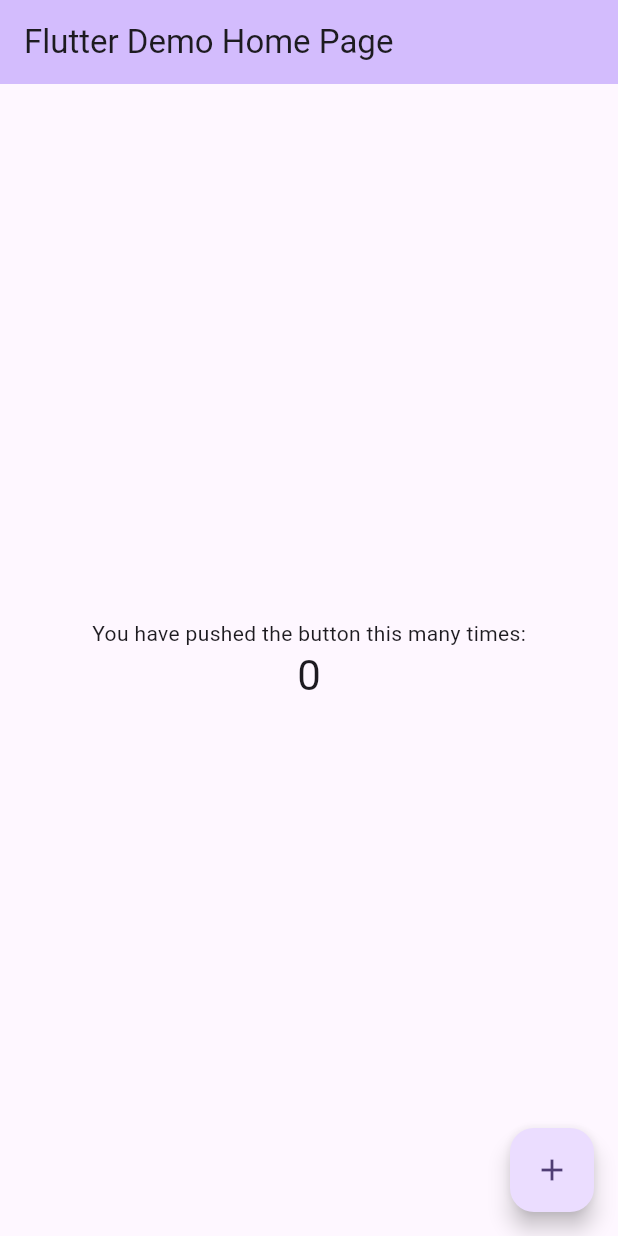
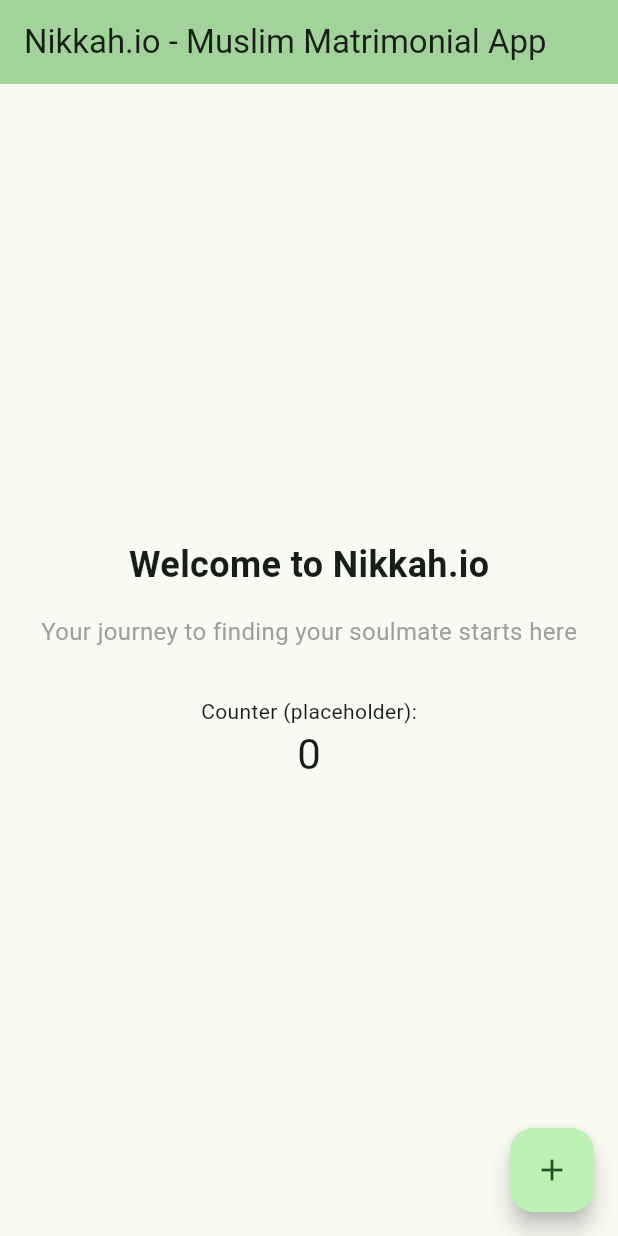
Before and after one commit to masjids-io/nikkah.io, a Flutter app: the screen it shows after launch, on a phone screen of 412 x 824 dp. Run offline on Flutter 3.47's test engine with Material 3 defaults, Android fonts, the phone set to English and light mode, and no system bars.

Commit message:
Update app branding and UI for Nikkah.io matrimonial app

```diff
--- a/lib/main.dart
+++ b/lib/main.dart
@@ -11,7 +11,7 @@ class MyApp extends StatelessWidget {
   @override
   Widget build(BuildContext context) {
     return MaterialApp(
-      title: 'Flutter Demo',
+      title: 'Nikkah.io',
       theme: ThemeData(
         // This is the theme of your application.
         //
@@ -28,10 +28,10 @@ class MyApp extends StatelessWidget {
         //
         // This works for code too, not just values: Most code changes can be
         // tested with just a hot reload.
-        colorScheme: ColorScheme.fromSeed(seedColor: Colors.deepPurple),
+        colorScheme: ColorScheme.fromSeed(seedColor: Colors.green),
         useMaterial3: true,
       ),
-      home: const MyHomePage(title: 'Flutter Demo Home Page'),
+      home: const MyHomePage(title: 'Nikkah.io - Muslim Matrimonial App'),
     );
   }
 }
@@ -106,7 +106,17 @@ class _MyHomePageState extends State<MyHomePage> {
           mainAxisAlignment: MainAxisAlignment.center,
           children: <Widget>[
             const Text(
-              'You have pushed the button this many times:',
+              'Welcome to Nikkah.io',
+              style: TextStyle(fontSize: 24, fontWeight: FontWeight.bold),
+            ),
+            const SizedBox(height: 16),
+            const Text(
+              'Your journey to finding your soulmate starts here',
+              style: TextStyle(fontSize: 16, color: Colors.grey),
+            ),
+            const SizedBox(height: 32),
+            const Text(
+              'Counter (placeholder):',
             ),
             Text(
               '$_counter',
--- a/pubspec.yaml
+++ b/pubspec.yaml
@@ -1,5 +1,5 @@
-name: myapp
-description: A new Flutter project.
+name: nikkah_io
+description: A next-gen innovative open source Muslim matrimonial app.
 # The following line prevents the package from being accidentally published to
 # pub.dev using `flutter pub publish`. This is preferred for private packages.
 publish_to: 'none' # Remove this line if you wish to publish to pub.dev
```
Also changed, not shown: pubspec.lock.
